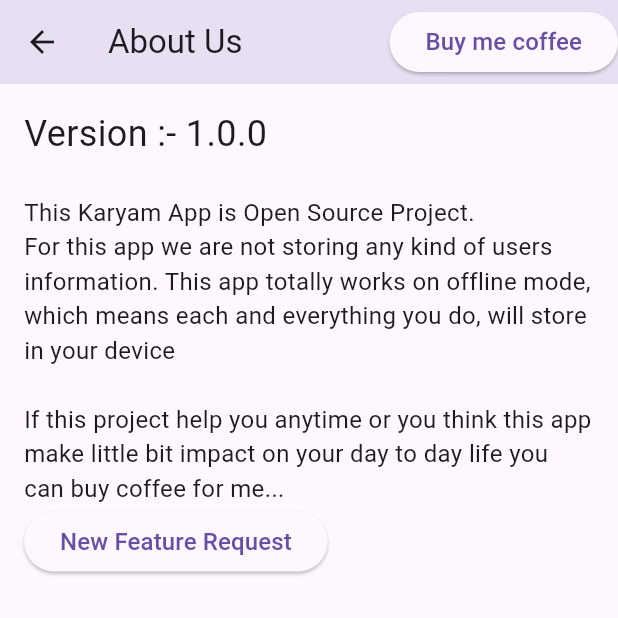
After one commit to msaver/karyam-app, a Flutter app: the AboutUsScreen screen opened by its route, after a tap on "Buy me coffee", on a phone screen of 412 x 824 dp, the top half of it. The commit adds this screen. Run offline on Flutter 3.47's test engine with Material 2 defaults, Android fonts, the phone set to English and light mode, and no system bars; our stand-ins replace firebase_core, firebase_crashlytics, flutter_colorpicker, go_router, package_info_plus, realm and 1 more; accounts and stored records are empty; generated files the repository leaves out were written again.

Commit message:
added about us screen

```diff
--- a/lib/routes/routes.dart
+++ b/lib/routes/routes.dart
@@ -1,6 +1,8 @@
+
 
 import 'package:go_router/go_router.dart';
 import 'package:karyam/constant/string_constant.dart';
+import 'package:karyam/screen/about_us/about_us.dart';
 import 'package:karyam/screen/home/home_screen.dart';
 import 'package:karyam/screen/setup_profile/setup_profile.dart';
 import 'package:karyam/screen/splash/splash_screen.dart';
@@ -15,9 +17,16 @@
     ),
     GoRoute(
       path: StringConstant.home,
+      name: "Home",
       builder: (context, GoRouterState state) {
         return const HomeScreen();
       },
+      routes: [
+        GoRoute(path: 'about', builder: (context, state){
+          return AboutUsScreen();
+        })
+
+      ]
     ),
     GoRoute(
       path: StringConstant.setupProfile,
--- /dev/null
+++ b/lib/screen/about_us/about_us.dart
@@ -0,0 +1,74 @@
+import 'package:flutter/material.dart';
+import 'package:karyam/widget/primary_button.dart';
+import 'package:package_info_plus/package_info_plus.dart';
+import 'package:url_launcher/url_launcher.dart';
+
+class AboutUsScreen extends StatefulWidget {
+  const AboutUsScreen({Key? key}) : super(key: key);
+
+  @override
+  State<AboutUsScreen> createState() => _AboutUsScreenState();
+}
+
+class _AboutUsScreenState extends State<AboutUsScreen> {
+  String version = '';
+
+  @override
+  void initState() {
+    getAppVersion();
+    super.initState();
+  }
+
+  @override
+  Widget build(BuildContext context) {
+    return Scaffold(
+      appBar: AppBar(
+        title: const Text("About Us"),
+        actions: [
+          PrimaryButton(text: "Buy me coffee", onPressed: (){
+            launchUrl(Uri.parse("https://paypal.me/ssalphax"));
+          })
+        ],
+        elevation: 12,
+      ),
+      body: Padding(
+        padding: const EdgeInsets.all(16.0),
+        child: Column(
+          children: [
+            Column(
+              crossAxisAlignment: CrossAxisAlignment.start,
+              children: [
+                Text(
+                  "Version :- $version",
+                  style: const TextStyle(fontSize: 24),
+                ),
+                const SizedBox(
+                  height: 24,
+                ),
+                const Text(
+                  "This Karyam App is Open Source Project.\nFor this app we are not storing any kind of users information. This app totally works on offline mode, which means each and everything you do, will store in your device\n\nIf this project help you anytime or you think this app make little bit impact on your day to day life you can buy coffee for me...",
+                  style: TextStyle(fontSize: 16),
+                )
+              ],
+            ),
+            Row(
+              children: [
+                PrimaryButton(text: "New Feature Request", onPressed: (){
+                  launchUrl(Uri.parse("https://github.com/msaver/karyam-app/issues/new"));
+                }),
+
+              ],
+            )
+          ],
+        ),
+      ),
+    );
+  }
+
+  void getAppVersion() async {
+    PackageInfo packageInfo = await PackageInfo.fromPlatform();
+    setState(() {
+      version = packageInfo.version;
+    });
+  }
+}
--- a/lib/screen/home/home_screen.dart
+++ b/lib/screen/home/home_screen.dart
@@ -1,4 +1,5 @@
 import 'package:flutter/material.dart';
+import 'package:go_router/go_router.dart';
 import 'package:karyam/constant/image_constant.dart';
 import 'package:karyam/enums/enums.dart';
 import 'package:karyam/screen/home/viewmodel/home_viewmodel.dart';
@@ -43,6 +44,17 @@
         appBar: AppBar(
           elevation: 12,
           title: const Text("Karyam"),
+          actions: [
+            InkWell(
+              onTap: (){
+                context.go("/home/about");
+              },
+              child: Padding(
+                padding: const EdgeInsets.all(8.0),
+                child: Icon(Icons.info_outline),
+              ),
+            )
+          ],
         ),
         body: Consumer<HomeViewModel>(
           builder: (BuildContext context, model, Widget? child) {
--- a/pubspec.yaml
+++ b/pubspec.yaml
@@ -45,6 +45,8 @@
   firebase_crashlytics: ^3.0.10
   firebase_core: ^2.4.1
   firebase_analytics: ^10.4.1
+  package_info_plus: ^4.0.2
+  url_launcher: ^6.1.11
 
 dev_dependencies:
   flutter_test:
```
Also changed, not shown: pubspec.lock, 6 other files.
